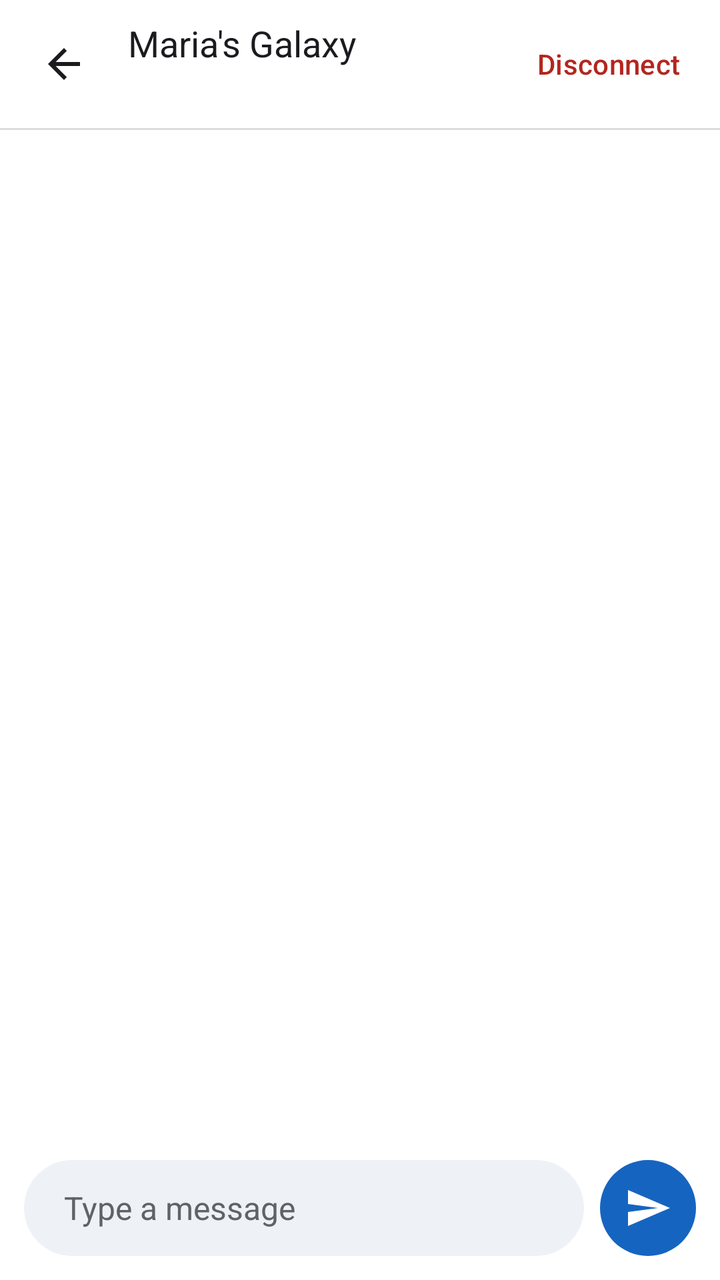
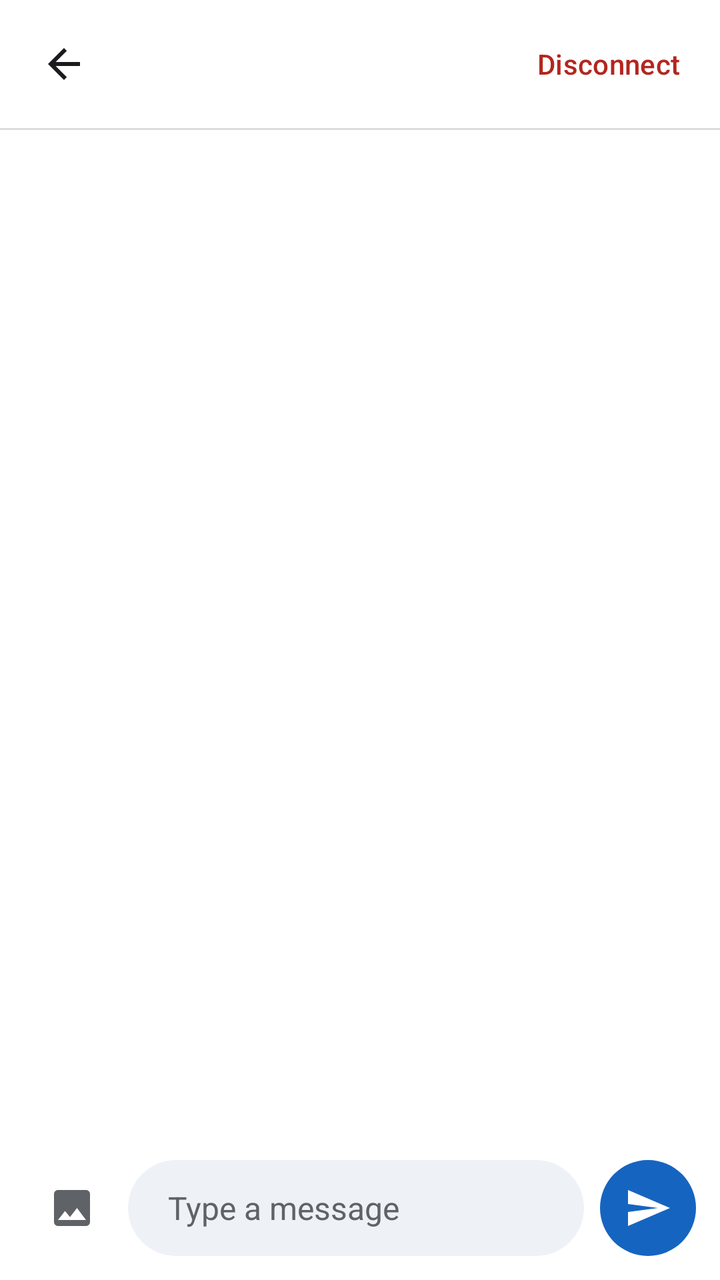

Before-and-after screenshots of an Android layout around one commit, followed by the original layout XML and the change that was made.
<!-- AndroidManifest.xml: application theme Theme.BChat -->
<!-- res/layout/activity_main.xml -->
<?xml version="1.0" encoding="utf-8"?>
<LinearLayout xmlns:android="http://schemas.android.com/apk/res/android"
    xmlns:app="http://schemas.android.com/apk/res-auto"
    xmlns:tools="http://schemas.android.com/tools"
    android:id="@+id/root"
    android:layout_width="match_parent"
    android:layout_height="match_parent"
    android:background="@color/surface"
    android:orientation="vertical"
    tools:context=".MainActivity">

    <LinearLayout
        android:layout_width="match_parent"
        android:layout_height="wrap_content"
        android:gravity="center_vertical"
        android:minHeight="64dp"
        android:orientation="horizontal"
        android:paddingStart="8dp"
        android:paddingEnd="8dp">

        <ImageButton
            android:id="@+id/btnBack"
            android:layout_width="48dp"
            android:layout_height="48dp"
            android:background="?attr/selectableItemBackgroundBorderless"
            android:contentDescription="Back"
            android:src="@drawable/ic_arrow_back" />

        <LinearLayout
            android:layout_width="0dp"
            android:layout_height="wrap_content"
            android:layout_marginStart="8dp"
            android:layout_weight="1"
            android:orientation="vertical">

            <TextView
                android:id="@+id/tvDeviceName"
                android:layout_width="wrap_content"
                android:layout_height="wrap_content"
                android:ellipsize="end"
                android:maxLines="1"
                android:text="Maria's Galaxy"
                android:textColor="@color/text_primary"
                android:textSize="18sp" />

            <LinearLayout
                android:layout_width="wrap_content"
                android:layout_height="wrap_content"
                android:layout_marginTop="2dp"
                android:gravity="center_vertical"
                android:orientation="horizontal">

                <View
                    android:id="@+id/statusDot"
                    android:layout_width="8dp"
                    android:layout_height="8dp"
                    android:background="@drawable/bg_circle" />

                <TextView
                    android:id="@+id/tvStatus"
                    android:layout_width="wrap_content"
                    android:layout_height="wrap_content"
                    android:layout_marginStart="6dp"
                    android:textColor="@color/text_secondary"
                    android:textSize="14sp" />
            </LinearLayout>
        </LinearLayout>

        <com.google.android.material.button.MaterialButton
            android:id="@+id/btnDisconnect"
            style="@style/Widget.Material3.Button.TextButton"
            android:layout_width="wrap_content"
            android:layout_height="wrap_content"
            android:text="Disconnect"
            android:textColor="@color/status_disconnected" />
    </LinearLayout>

    <View
        android:layout_width="match_parent"
        android:layout_height="1dp"
        android:background="@color/divider" />

    <androidx.recyclerview.widget.RecyclerView
        android:id="@+id/rvMessages"
        android:layout_width="match_parent"
        android:layout_height="0dp"
        android:layout_weight="1"
        android:clipToPadding="false"
        android:padding="16dp" />

    <LinearLayout
        android:id="@+id/composeBar"
        android:layout_width="match_parent"
        android:layout_height="wrap_content"
        android:gravity="center_vertical"
        android:orientation="horizontal"
        android:padding="12dp">

        <EditText
            android:id="@+id/etMessage"
            android:layout_width="0dp"
            android:layout_height="wrap_content"
            android:layout_weight="1"
            android:background="@drawable/bg_input"
            android:hint="Type a message"
            android:importantForAutofill="no"
            android:inputType="textCapSentences|textMultiLine"
            android:maxLines="4"
            android:minHeight="48dp"
            android:paddingStart="20dp"
            android:paddingTop="12dp"
            android:paddingEnd="20dp"
            android:paddingBottom="12dp"
            android:textColor="@color/text_primary"
            android:textColorHint="@color/text_secondary"
            android:textSize="16sp" />

        <ImageButton
            android:id="@+id/btnSend"
            android:layout_width="48dp"
            android:layout_height="48dp"
            android:layout_marginStart="8dp"
            android:background="@drawable/bg_circle"
            android:backgroundTint="@color/primary"
            android:contentDescription="Send message"
            android:src="@drawable/ic_send" />
    </LinearLayout>

    <LinearLayout
        android:id="@+id/disconnectedBanner"
        android:layout_width="match_parent"
        android:layout_height="wrap_content"
        android:layout_margin="12dp"
        android:background="@drawable/bg_banner_error"
        android:orientation="vertical"
        android:padding="16dp"
        android:visibility="gone">

        <TextView
            android:layout_width="wrap_content"
            android:layout_height="wrap_content"
            android:text="Disconnected"
            android:textColor="@color/status_disconnected"
            android:textSize="14sp" />

        <TextView
            android:layout_width="wrap_content"
            android:layout_height="wrap_content"
            android:layout_marginTop="4dp"
            android:text="Messages can't send until you reconnect."
            android:textColor="@color/status_disconnected"
            android:textSize="14sp" />

        <com.google.android.material.button.MaterialButton
            android:id="@+id/btnReconnect"
            android:layout_width="match_parent"
            android:layout_height="56dp"
            android:layout_marginTop="12dp"
            android:text="Reconnect"
            android:textColor="@color/white"
            android:textSize="16sp"
            app:backgroundTint="@color/primary"
            app:cornerRadius="28dp" />
    </LinearLayout>
</LinearLayout>
<!-- resources referenced by this layout -->
<resources>
  <color name="divider">#DADCE0</color>
  <color name="primary">#1565C0</color>
  <color name="status_disconnected">#B3261E</color>
  <color name="surface">#FFFFFF</color>
  <color name="text_primary">#1B1B1F</color>
  <color name="text_secondary">#5F6368</color>
  <color name="white">#FFFFFFFF</color>
  <!-- drawable bg_banner_error (drawable) -->
  <?xml version="1.0" encoding="utf-8"?>
  <shape xmlns:android="http://schemas.android.com/apk/res/android"
      android:shape="rectangle">
      <solid android:color="@color/error_container" />
      <corners android:radius="20dp" />
  </shape>
  <!-- drawable bg_circle (drawable) -->
  <?xml version="1.0" encoding="utf-8"?>
  <shape xmlns:android="http://schemas.android.com/apk/res/android"
      android:shape="oval">
      <solid android:color="@color/white" />
  </shape>
  <!-- drawable bg_input (drawable) -->
  <?xml version="1.0" encoding="utf-8"?>
  <shape xmlns:android="http://schemas.android.com/apk/res/android"
      android:shape="rectangle">
      <solid android:color="@color/input_bg" />
      <corners android:radius="28dp" />
  </shape>
  <!-- drawable ic_arrow_back (drawable) -->
  <?xml version="1.0" encoding="utf-8"?>
  <vector xmlns:android="http://schemas.android.com/apk/res/android"
      android:width="24dp"
      android:height="24dp"
      android:viewportWidth="24"
      android:viewportHeight="24">
      <path
          android:fillColor="#1B1B1F"
          android:pathData="M20,11H7.83l5.59,-5.59L12,4l-8,8 8,8 1.41,-1.41L7.83,13H20v-2z" />
  </vector>
  <!-- drawable ic_send (drawable) -->
  <?xml version="1.0" encoding="utf-8"?>
  <vector xmlns:android="http://schemas.android.com/apk/res/android"
      android:width="24dp"
      android:height="24dp"
      android:viewportWidth="24"
      android:viewportHeight="24">
      <path
          android:fillColor="#FFFFFFFF"
          android:pathData="M2.01,21L23,12 2.01,3 2,10l15,2 -15,2z" />
  </vector>
  <style name="Theme.BChat" parent="Base.Theme.BChat" />
  <color name="error_container">#FFEBE9</color>
  <color name="input_bg">#EEF2F7</color>
  <style name="Base.Theme.BChat" parent="Theme.Material3.DayNight.NoActionBar">
          <item name="colorPrimary">@color/primary</item>
      </style>
</resources>

<!-- the commit's change to res/layout/activity_main.xml (unified diff, before → after) -->
@@ -39,7 +39,6 @@
                 android:layout_height="wrap_content"
                 android:ellipsize="end"
                 android:maxLines="1"
-                android:text="Maria's Galaxy"
                 android:textColor="@color/text_primary"
                 android:textSize="18sp" />
 
@@ -89,6 +88,51 @@
         android:padding="16dp" />
 
     <LinearLayout
+        android:id="@+id/transferBar"
+        android:layout_width="match_parent"
+        android:layout_height="wrap_content"
+        android:background="@color/input_bg"
+        android:gravity="center_vertical"
+        android:orientation="horizontal"
+        android:paddingStart="16dp"
+        android:paddingTop="8dp"
+        android:paddingEnd="8dp"
+        android:paddingBottom="8dp"
+        android:visibility="gone">
+
+        <LinearLayout
+            android:layout_width="0dp"
+            android:layout_height="wrap_content"
+            android:layout_weight="1"
+            android:orientation="vertical">
+
+            <TextView
+                android:id="@+id/tvTransfer"
+                android:layout_width="wrap_content"
+                android:layout_height="wrap_content"
+                android:textColor="@color/text_primary"
+                android:textSize="14sp" />
+
+            <com.google.android.material.progressindicator.LinearProgressIndicator
+                android:id="@+id/transferProgress"
+                android:layout_width="match_parent"
+                android:layout_height="wrap_content"
+                android:layout_marginTop="6dp"
+                app:indicatorColor="@color/primary"
+                app:trackColor="@color/primary_container"
+                app:trackThickness="4dp" />
+        </LinearLayout>
+
+        <com.google.android.material.button.MaterialButton
+            android:id="@+id/btnCancelTransfer"
+            style="@style/Widget.Material3.Button.TextButton"
+            android:layout_width="wrap_content"
+            android:layout_height="wrap_content"
+            android:text="Cancel"
+            android:textColor="@color/status_disconnected" />
+    </LinearLayout>
+
+    <LinearLayout
         android:id="@+id/composeBar"
         android:layout_width="match_parent"
         android:layout_height="wrap_content"
@@ -96,10 +140,20 @@
         android:orientation="horizontal"
         android:padding="12dp">
 
+        <ImageButton
+            android:id="@+id/btnAttach"
+            android:layout_width="48dp"
+            android:layout_height="48dp"
+            android:background="?attr/selectableItemBackgroundBorderless"
+            android:contentDescription="Send photo"
+            android:src="@drawable/ic_image"
+            app:tint="@color/text_secondary" />
+
         <EditText
             android:id="@+id/etMessage"
             android:layout_width="0dp"
             android:layout_height="wrap_content"
+            android:layout_marginStart="4dp"
             android:layout_weight="1"
             android:background="@drawable/bg_input"
             android:hint="Type a message"
<!-- resource entries referenced after the edit -->
@@ -2,6 +2,7 @@
 <resources>
   <color name="divider">#DADCE0</color>
   <color name="primary">#1565C0</color>
+  <color name="primary_container">#D6E3F8</color>
   <color name="status_disconnected">#B3261E</color>
   <color name="surface">#FFFFFF</color>
   <color name="text_primary">#1B1B1F</color>
@@ -38,6 +39,17 @@
           android:fillColor="#1B1B1F"
           android:pathData="M20,11H7.83l5.59,-5.59L12,4l-8,8 8,8 1.41,-1.41L7.83,13H20v-2z" />
   </vector>
+  <!-- drawable ic_image (drawable) -->
+  <?xml version="1.0" encoding="utf-8"?>
+  <vector xmlns:android="http://schemas.android.com/apk/res/android"
+      android:width="24dp"
+      android:height="24dp"
+      android:viewportWidth="24"
+      android:viewportHeight="24">
+      <path
+          android:fillColor="#FF000000"
+          android:pathData="M21,19V5c0,-1.1 -0.9,-2 -2,-2H5c-1.1,0 -2,0.9 -2,2v14c0,1.1 0.9,2 2,2h14c1.1,0 2,-0.9 2,-2zM8.5,13.5l2.5,3.01L14.5,12l4.5,6H5l3.5,-4.5z" />
+  </vector>
   <!-- drawable ic_send (drawable) -->
   <?xml version="1.0" encoding="utf-8"?>
   <vector xmlns:android="http://schemas.android.com/apk/res/android"
